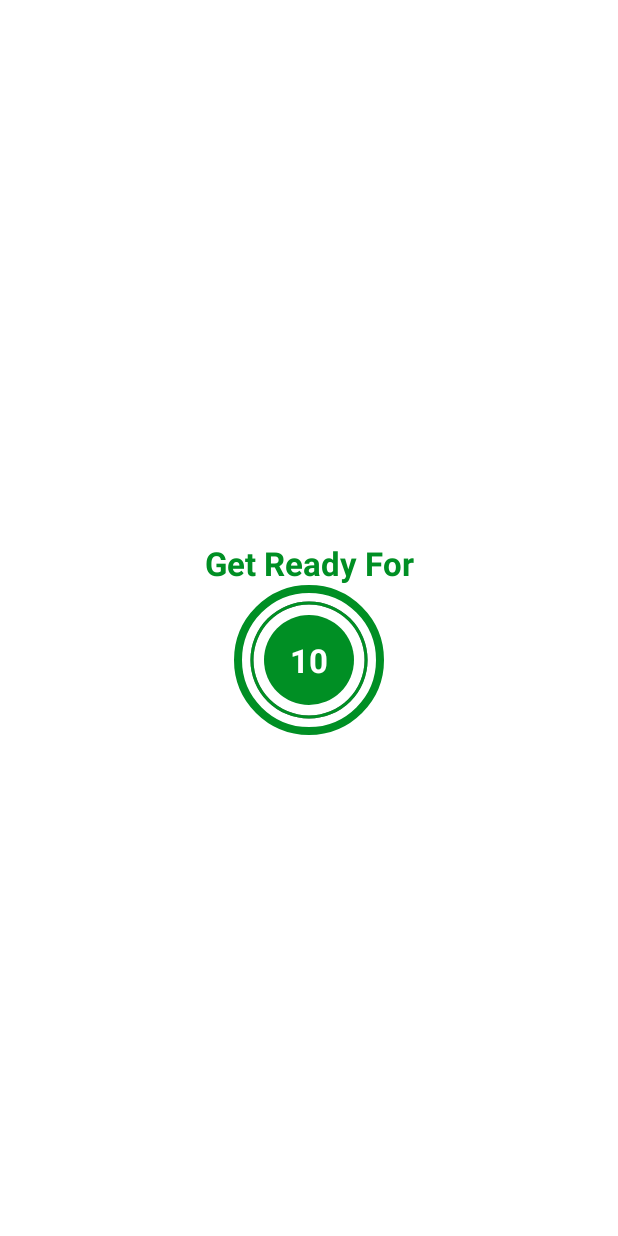
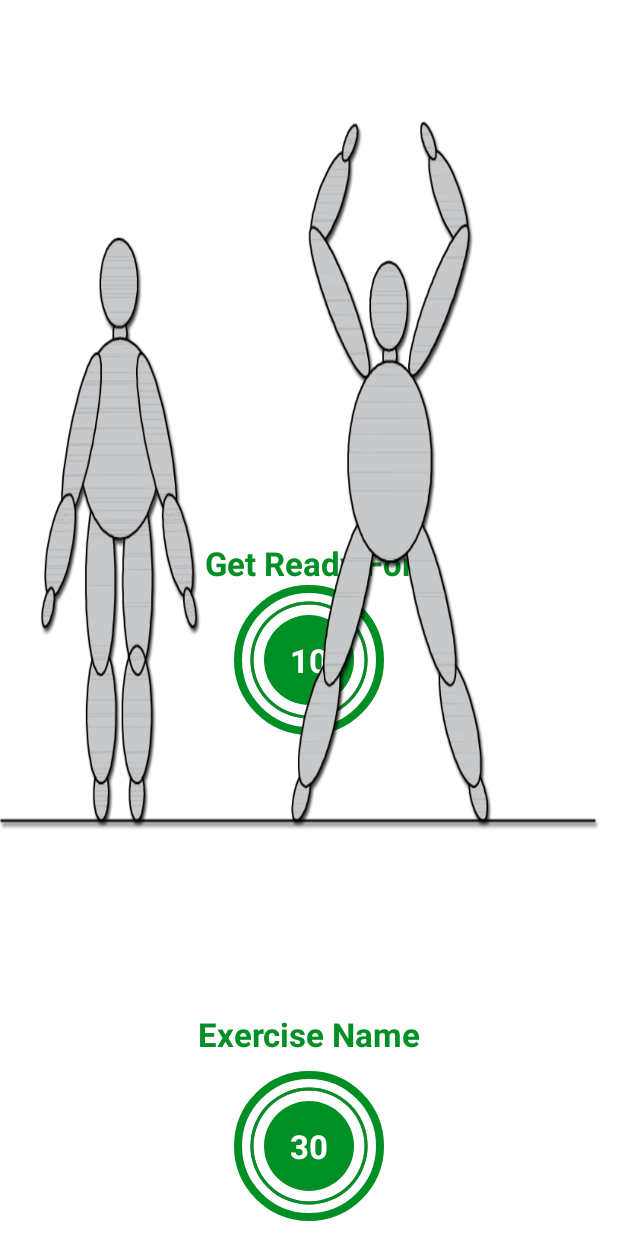
Before and after one commit to fabiobends/android-7-minutes-workout, an Android app: the layout activity_exercise.xml on its own in the app's theme, with its tools: preview values and no code run, on a phone screen of 412 x 824 dp. Run offline under Robolectric (Android 15) with nearby library versions, the phone set to English and light mode, and no system bars.

Commit message:
feat: show image and exercise name
- show image and exercise name
- toggle rest and exercise state

```diff
--- a/app/src/main/java/com/example/a7minutesworkout/ExerciseActivity.kt
+++ b/app/src/main/java/com/example/a7minutesworkout/ExerciseActivity.kt
@@ -32,6 +32,11 @@ class ExerciseActivity : AppCompatActivity() {
   }
 
   private fun setRestView() {
+    binding?.progressBarLayout?.visibility = View.VISIBLE
+    binding?.title?.visibility = View.VISIBLE
+    binding?.exerciseName?.visibility = View.INVISIBLE
+    binding?.progressBarLayoutExercise?.visibility = View.INVISIBLE
+    binding?.exerciseImage?.visibility = View.INVISIBLE
     restTimer?.let {
       it.cancel()
       restProgress = 0
@@ -39,14 +44,18 @@ class ExerciseActivity : AppCompatActivity() {
     setRestProgressBar()
   }
 
-  private fun setupExerciseView(){
+  private fun setupExerciseView() {
     binding?.progressBarLayout?.visibility = View.INVISIBLE
-    binding?.title?.text = "Exercise Name"
+    binding?.title?.visibility = View.INVISIBLE
+    binding?.exerciseName?.visibility = View.VISIBLE
     binding?.progressBarLayoutExercise?.visibility = View.VISIBLE
+    binding?.exerciseImage?.visibility = View.VISIBLE
     exerciseTimer?.let {
       it.cancel()
       exerciseProgress = 0
     }
+    binding?.exerciseImage?.setImageResource((exerciseList!![currentExercisePosition].getImage()))
+    binding?.exerciseName?.text = exerciseList!![currentExercisePosition].getName()
     setExerciseProgressBar()
   }
 
@@ -54,7 +63,7 @@ class ExerciseActivity : AppCompatActivity() {
   private fun setExerciseProgressBar() {
     binding?.progressBarExercise?.progress = exerciseProgress
     val countProgress = 30
-    exerciseTimer = object : CountDownTimer(countProgress.toLong()*1000, 1000) {
+    exerciseTimer = object : CountDownTimer(countProgress.toLong() * 1000, 1000) {
       override fun onTick(millisUntilFinished: Long) {
         exerciseProgress++
         val progress = countProgress - exerciseProgress
@@ -63,9 +72,15 @@ class ExerciseActivity : AppCompatActivity() {
       }
 
       override fun onFinish() {
-        Toast.makeText(
-          this@ExerciseActivity, "30 seconds are over! Let's go resting a little", Toast.LENGTH_LONG
-        ).show()
+        if (currentExercisePosition < exerciseList?.size!! - 1) {
+          setRestView()
+        } else {
+          Toast.makeText(
+            this@ExerciseActivity,
+            "Congratulations! You have completed the 7 minutes workout.",
+            Toast.LENGTH_LONG
+          ).show()
+        }
       }
     }.start()
   }
--- a/app/src/main/res/layout/activity_exercise.xml
+++ b/app/src/main/res/layout/activity_exercise.xml
@@ -23,9 +23,9 @@
         android:textColor="@color/accent"
         android:textSize="@dimen/button_text"
         android:textStyle="bold"
+        app:layout_constraintBottom_toTopOf="@id/progress_bar_layout"
         app:layout_constraintEnd_toEndOf="parent"
-        app:layout_constraintStart_toStartOf="parent"
-        app:layout_constraintBottom_toTopOf="@id/progress_bar_layout" />
+        app:layout_constraintStart_toStartOf="parent" />
 
     <FrameLayout
         android:id="@+id/progress_bar_layout"
@@ -37,24 +37,26 @@
         app:layout_constraintEnd_toEndOf="parent"
         app:layout_constraintStart_toStartOf="parent"
         app:layout_constraintTop_toBottomOf="@id/toolbar_exercise">
+
         <ProgressBar
+            android:id="@+id/progress_bar"
             style="@style/Widget.AppCompat.ProgressBar.Horizontal"
             android:layout_width="match_parent"
             android:layout_height="match_parent"
-            android:id="@+id/progress_bar"
+            android:background="@drawable/circular_progress_bar_gray"
+            android:indeterminate="false"
             android:max="10"
-            android:background="@drawable/circular_progress_bar_gray"
+            android:progress="100"
             android:progressDrawable="@drawable/circular_progress_bar"
-            android:indeterminate="false"
-            android:progress="100"
-            android:rotation="-90"
-            />
+            android:rotation="-90" />
+
         <LinearLayout
             android:layout_width="60dp"
             android:layout_height="60dp"
             android:layout_gravity="center"
-            android:gravity="center"
-            android:background="@drawable/item_circular_full">
+            android:background="@drawable/item_circular_full"
+            android:gravity="center">
+
             <TextView
                 android:id="@+id/timer"
                 android:layout_width="wrap_content"
@@ -62,39 +64,71 @@
                 android:textColor="@color/white"
                 android:textSize="@dimen/button_text"
                 android:textStyle="bold"
-                tools:text="10"/>
+                tools:text="10" />
         </LinearLayout>
     </FrameLayout>
+
+    <ImageView
+        android:contentDescription="@string/exercise_name"
+        android:id="@+id/exercise_image"
+        android:layout_width="wrap_content"
+        android:layout_height="0dp"
+        android:scaleType="fitXY"
+        android:src="@drawable/ic_jumping_jacks"
+        android:visibility="invisible"
+        app:layout_constraintBottom_toTopOf="@id/exercise_name"
+        app:layout_constraintStart_toStartOf="parent"
+        app:layout_constraintEnd_toEndOf="parent"
+        app:layout_constraintTop_toBottomOf="@id/toolbar_exercise"
+        tools:visibility="visible" />
+
+    <TextView
+        android:id="@+id/exercise_name"
+        android:layout_width="wrap_content"
+        android:layout_height="wrap_content"
+        android:text="@string/exercise_name"
+        android:textColor="@color/accent"
+        android:textSize="@dimen/button_text"
+        android:textStyle="bold"
+        android:visibility="gone"
+        app:layout_constraintEnd_toEndOf="parent"
+        app:layout_constraintStart_toStartOf="parent"
+        app:layout_constraintTop_toBottomOf="@id/exercise_image"
+        app:layout_constraintBottom_toTopOf="@id/progress_bar_layout_exercise"
+        tools:visibility="visible" />
+
     <FrameLayout
         android:id="@+id/progress_bar_layout_exercise"
         android:layout_width="100dp"
         android:layout_height="100dp"
         android:layout_margin="10dp"
-        tools:visibility="gone"
+        android:background="@drawable/item_circular_border"
         android:visibility="invisible"
-        android:background="@drawable/item_circular_border"
         app:layout_constraintBottom_toBottomOf="parent"
         app:layout_constraintEnd_toEndOf="parent"
         app:layout_constraintStart_toStartOf="parent"
-        app:layout_constraintTop_toBottomOf="@id/toolbar_exercise">
+        app:layout_constraintTop_toBottomOf="@id/exercise_name"
+        tools:visibility="visible">
+
         <ProgressBar
+            android:id="@+id/progress_bar_exercise"
             style="@style/Widget.AppCompat.ProgressBar.Horizontal"
             android:layout_width="match_parent"
             android:layout_height="match_parent"
-            android:id="@+id/progress_bar_exercise"
+            android:background="@drawable/circular_progress_bar_gray"
+            android:indeterminate="false"
             android:max="30"
-            android:background="@drawable/circular_progress_bar_gray"
+            android:progress="100"
             android:progressDrawable="@drawable/circular_progress_bar"
-            android:indeterminate="false"
-            android:progress="100"
-            android:rotation="-90"
-            />
+            android:rotation="-90" />
+
         <LinearLayout
             android:layout_width="60dp"
             android:layout_height="60dp"
             android:layout_gravity="center"
-            android:gravity="center"
-            android:background="@drawable/item_circular_full">
+            android:background="@drawable/item_circular_full"
+            android:gravity="center">
+
             <TextView
                 android:id="@+id/timer_exercise"
                 android:layout_width="wrap_content"
@@ -102,7 +136,7 @@
                 android:textColor="@color/white"
                 android:textSize="@dimen/button_text"
                 android:textStyle="bold"
-                tools:text="30"/>
+                tools:text="30" />
         </LinearLayout>
     </FrameLayout>
 </androidx.constraintlayout.widget.ConstraintLayout>
--- a/app/src/main/res/values/strings.xml
+++ b/app/src/main/res/values/strings.xml
@@ -3,4 +3,5 @@
     <string name="image_logo">image logo</string>
     <string name="start">START</string>
     <string name="get_ready_for">Get Ready For</string>
+    <string name="exercise_name">Exercise Name</string>
 </resources>
```
